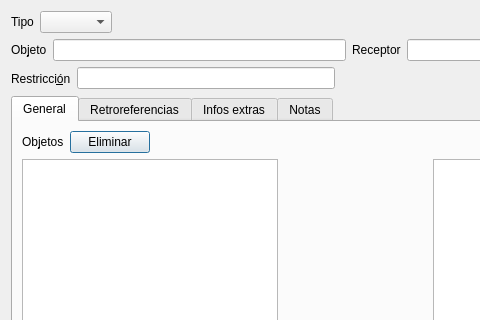
Before: the Qt Designer form gui/dlgordenanzaentrada.ui in rogorido/qtpredicadores, drawn with Qt 5; both pictures show x 0 to 480 and y 0 to 320 of the 711 by 443 pixel window.
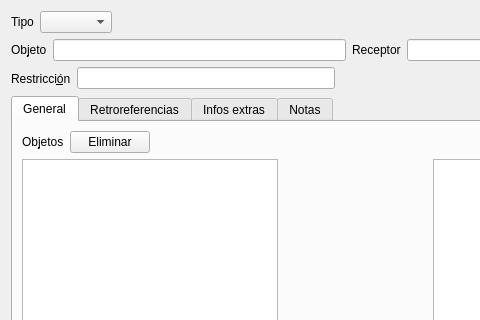
After: the same form once the commit is applied. Custom widgets are drawn as their Qt base class.

Commit message: Errores de subwindow, etc.

The edit to the form file:
```diff
--- a/gui/dlgordenanzaentrada.ui
+++ b/gui/dlgordenanzaentrada.ui
@@ -1,7 +1,7 @@
 <?xml version="1.0" encoding="UTF-8"?>
 <ui version="4.0">
  <class>dlgOrdenanzaEntrada</class>
- <widget class="QDialog" name="dlgOrdenanzaEntrada">
+ <widget class="QWidget" name="dlgOrdenanzaEntrada">
   <property name="geometry">
    <rect>
     <x>0</x>
```
The commit also changes 2 other files.
